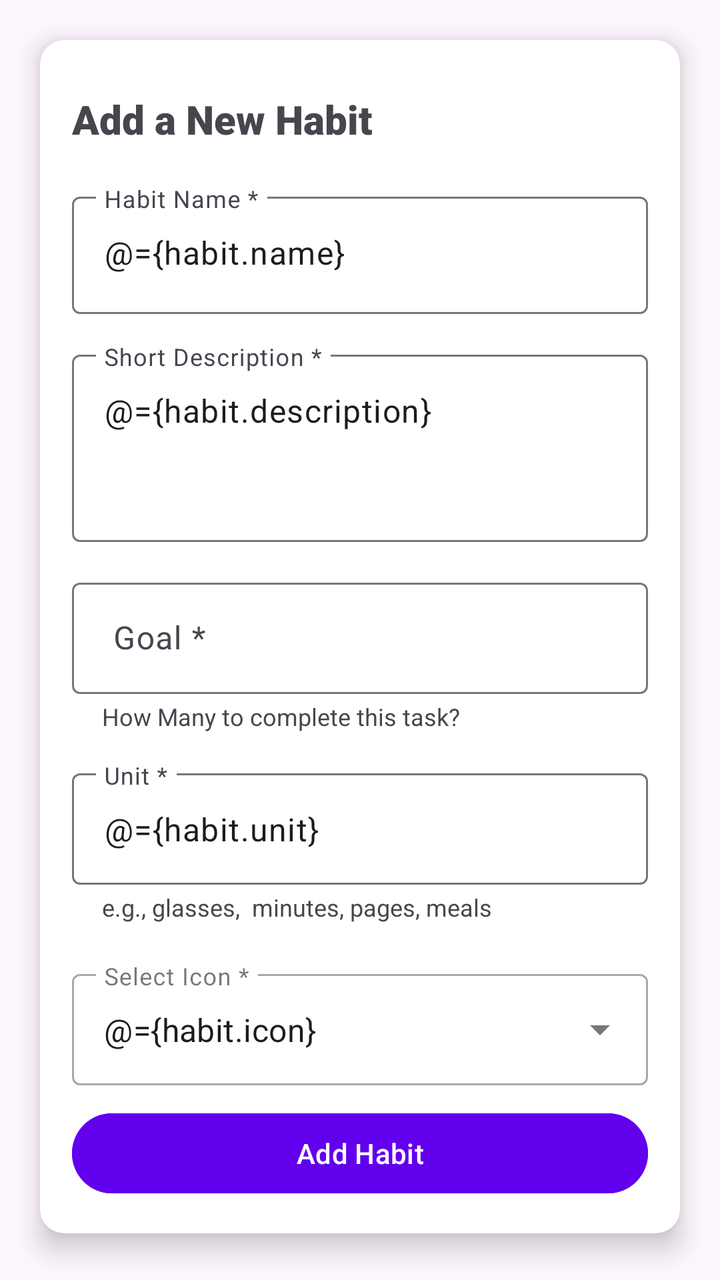
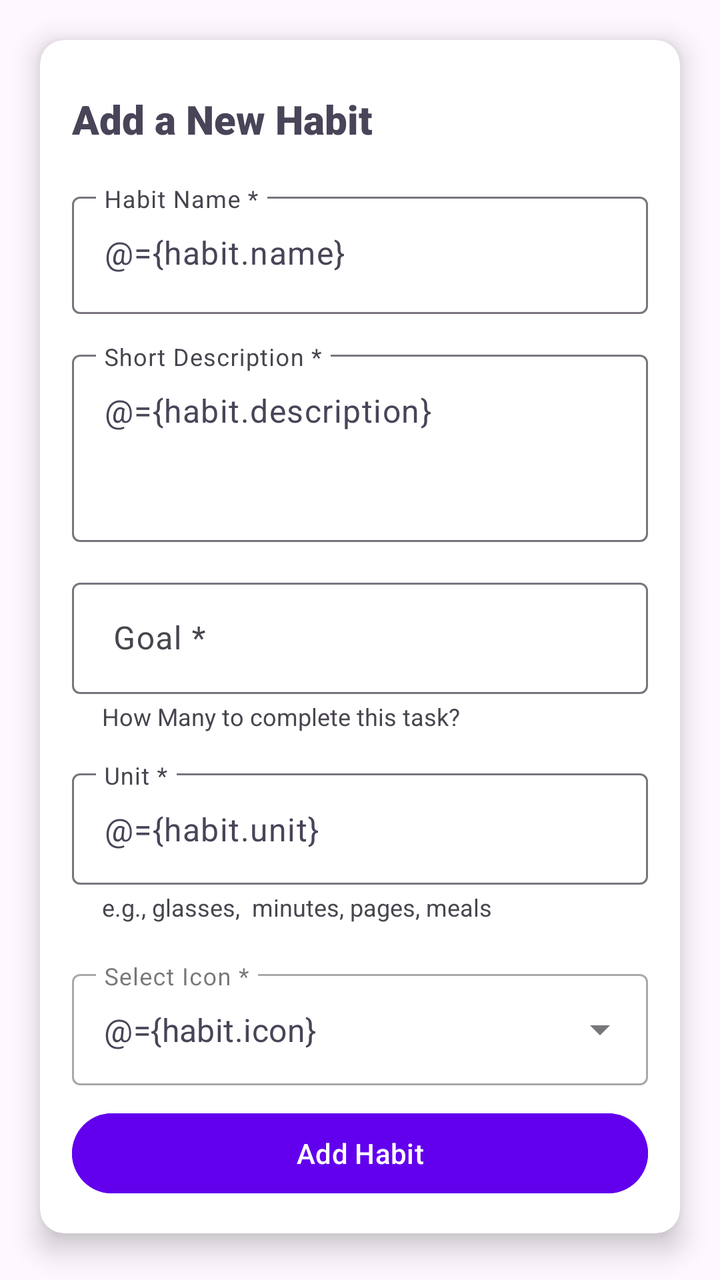

The first picture is an Android layout as it rendered before a commit; the second is the same layout after the commit. The layout source and the unified diff follow.
<!-- AndroidManifest.xml: application theme Theme.HabitTracker -->
<!-- res/layout/fragment_new_habit.xml -->
<?xml version="1.0" encoding="utf-8"?>
<layout xmlns:android="http://schemas.android.com/apk/res/android"
    xmlns:app="http://schemas.android.com/apk/res-auto"
    xmlns:tools="http://schemas.android.com/tools">

    <data>
        <variable
            name="habit"
            type="com.nmp.habittracker.model.Habit" />

        <variable
            name="listener"
            type="android.view.View.OnClickListener" />

        <variable
            name="saveListener"
            type="android.view.View.OnClickListener" />
    </data>

    <FrameLayout
        android:layout_width="match_parent"
        android:layout_height="match_parent"
        tools:context=".View.NewHabitFragment">

        <androidx.cardview.widget.CardView
            android:layout_width="match_parent"
            android:layout_height="wrap_content"
            android:layout_margin="20dp"
            app:cardBackgroundColor="@color/white"
            app:cardCornerRadius="12dp"
            app:cardElevation="8dp">

            <LinearLayout
                android:layout_width="match_parent"
                android:layout_height="match_parent"
                android:orientation="vertical"
                android:padding="16dp">

                <TextView
                    android:id="@+id/textView"
                    android:layout_width="match_parent"
                    android:layout_height="wrap_content"
                    android:fontFamily="sans-serif-black"
                    android:paddingTop="10dp"
                    android:paddingBottom="20dp"
                    android:text="Add a New Habit"
                    android:textSize="20sp"
                    android:textStyle="bold" />

                <com.google.android.material.textfield.TextInputLayout
                    android:layout_width="match_parent"
                    android:layout_height="match_parent"
                    android:layout_marginBottom="15dp">

                    <com.google.android.material.textfield.TextInputEditText
                        android:id="@+id/txtHabitName"
                        android:layout_width="match_parent"
                        android:layout_height="wrap_content"
                        android:hint="Habit Name *"
                        android:text="@={habit.name}"
                        android:inputType="text"
                        android:paddingBottom="20dp" />

                </com.google.android.material.textfield.TextInputLayout>

                <com.google.android.material.textfield.TextInputLayout
                    android:layout_width="match_parent"
                    android:layout_height="match_parent"
                    android:layout_marginBottom="15dp">

                    <com.google.android.material.textfield.TextInputEditText
                        android:id="@+id/txtDescription"
                        android:layout_width="match_parent"
                        android:layout_height="wrap_content"
                        android:gravity="start|top"
                        android:hint="Short Description *"
                        android:text="@={habit.description}"
                        android:maxLines="5"
                        android:minLines="3" />
                </com.google.android.material.textfield.TextInputLayout>

                <com.google.android.material.textfield.TextInputLayout
                    android:layout_width="match_parent"
                    android:layout_height="match_parent"
                    android:layout_marginBottom="15dp">

                    <com.google.android.material.textfield.TextInputEditText
                        android:id="@+id/txtGoal"
                        android:layout_width="match_parent"
                        android:layout_height="wrap_content"
                        android:hint=" Goal *"
                        android:text="@{String.valueOf(habit.goal)}"
                        android:inputType="number|numberDecimal" />

                    <TextView
                        android:id="@+id/textView4"
                        android:layout_width="wrap_content"
                        android:layout_height="wrap_content"
                        android:layout_marginStart="15dp"
                        android:layout_marginTop="3dp"
                        android:layout_weight="1"
                        android:text="How Many to complete this task?"
                        android:textSize="12sp" />
                </com.google.android.material.textfield.TextInputLayout>

                <com.google.android.material.textfield.TextInputLayout
                    android:layout_width="match_parent"
                    android:layout_height="match_parent"
                    android:layout_marginBottom="20dp">

                    <com.google.android.material.textfield.TextInputEditText
                        android:id="@+id/txtUnit"
                        android:layout_width="match_parent"
                        android:layout_height="wrap_content"
                        android:hint="Unit *"
                        android:inputType="text"
                        android:text="@={habit.unit}" />

                    <TextView
                        android:id="@+id/textView5"
                        android:layout_width="wrap_content"
                        android:layout_height="wrap_content"
                        android:layout_marginStart="15dp"
                        android:layout_marginTop="3dp"
                        android:layout_weight="1"
                        android:text="e.g., glasses,  minutes, pages, meals"
                        android:textSize="12sp" />
                </com.google.android.material.textfield.TextInputLayout>

                <com.google.android.material.textfield.TextInputLayout
                    android:layout_width="match_parent"
                    android:layout_height="wrap_content"
                    android:layout_marginBottom="10dp"
                    android:hint="Select Icon *"
                    style="@style/Widget.MaterialComponents.TextInputLayout.OutlinedBox.ExposedDropdownMenu">

                    <AutoCompleteTextView
                        android:id="@+id/spinnerIcon"
                        android:layout_width="match_parent"
                        android:layout_height="wrap_content"
                        android:layout_weight="1"
                        android:text="@={habit.icon}" />
                </com.google.android.material.textfield.TextInputLayout>

                <Button
                    android:id="@+id/btnAddHabit"
                    android:layout_width="match_parent"
                    android:layout_height="wrap_content"
                    android:backgroundTint="@color/primaryColor"
                    android:text="Add Habit"
                    android:textColor="@color/white" />

            </LinearLayout>

        </androidx.cardview.widget.CardView>

    </FrameLayout>
</layout>
<!-- resources referenced by this layout -->
<resources>
  <color name="primaryColor">#6200EE</color>
  <color name="white">#FFFFFFFF</color>
  <style name="Theme.HabitTracker" parent="Base.Theme.HabitTracker" />
  <style name="Base.Theme.HabitTracker" parent="Theme.Material3.DayNight.NoActionBar">
          
          
      </style>
</resources>

<!-- the commit's change to res/layout/fragment_new_habit.xml (unified diff, before → after) -->
@@ -44,6 +44,7 @@
                     android:paddingTop="10dp"
                     android:paddingBottom="20dp"
                     android:text="Add a New Habit"
+                    android:textColor="?attr/colorOnSecondaryFixedVariant"
                     android:textSize="20sp"
                     android:textStyle="bold" />
 
@@ -57,9 +58,11 @@
                         android:layout_width="match_parent"
                         android:layout_height="wrap_content"
                         android:hint="Habit Name *"
+                        android:inputType="text"
+                        android:paddingBottom="20dp"
                         android:text="@={habit.name}"
-                        android:inputType="text"
-                        android:paddingBottom="20dp" />
+                        android:textColor="?attr/colorOnSecondaryFixedVariant"
+                        android:textColorHint="?attr/colorOnSecondaryFixedVariant" />
 
                 </com.google.android.material.textfield.TextInputLayout>
 
@@ -74,9 +77,11 @@
                         android:layout_height="wrap_content"
                         android:gravity="start|top"
                         android:hint="Short Description *"
+                        android:maxLines="5"
+                        android:minLines="3"
                         android:text="@={habit.description}"
-                        android:maxLines="5"
-                        android:minLines="3" />
+                        android:textColor="?attr/colorOnSecondaryFixedVariant"
+                        android:textColorHint="?attr/colorOnSecondaryFixedVariant" />
                 </com.google.android.material.textfield.TextInputLayout>
 
                 <com.google.android.material.textfield.TextInputLayout
@@ -89,8 +94,10 @@
                         android:layout_width="match_parent"
                         android:layout_height="wrap_content"
                         android:hint=" Goal *"
+                        android:inputType="number|numberDecimal"
                         android:text="@{String.valueOf(habit.goal)}"
-                        android:inputType="number|numberDecimal" />
+                        android:textColor="?attr/colorOnSecondaryFixedVariant"
+                        android:textColorHint="?attr/colorOnSecondaryFixedVariant" />
 
                     <TextView
                         android:id="@+id/textView4"
@@ -114,7 +121,9 @@
                         android:layout_height="wrap_content"
                         android:hint="Unit *"
                         android:inputType="text"
-                        android:text="@={habit.unit}" />
+                        android:text="@={habit.unit}"
+                        android:textColor="?attr/colorOnSecondaryFixedVariant"
+                        android:textColorHint="?attr/colorOnSecondaryFixedVariant" />
 
                     <TextView
                         android:id="@+id/textView5"
@@ -139,7 +148,9 @@
                         android:layout_width="match_parent"
                         android:layout_height="wrap_content"
                         android:layout_weight="1"
-                        android:text="@={habit.icon}" />
+                        android:text="@={habit.icon}"
+                        android:textColor="?attr/colorOnSecondaryFixedVariant"
+                        android:textColorHint="?attr/colorOnSecondaryFixedVariant" />
                 </com.google.android.material.textfield.TextInputLayout>
 
                 <Button
